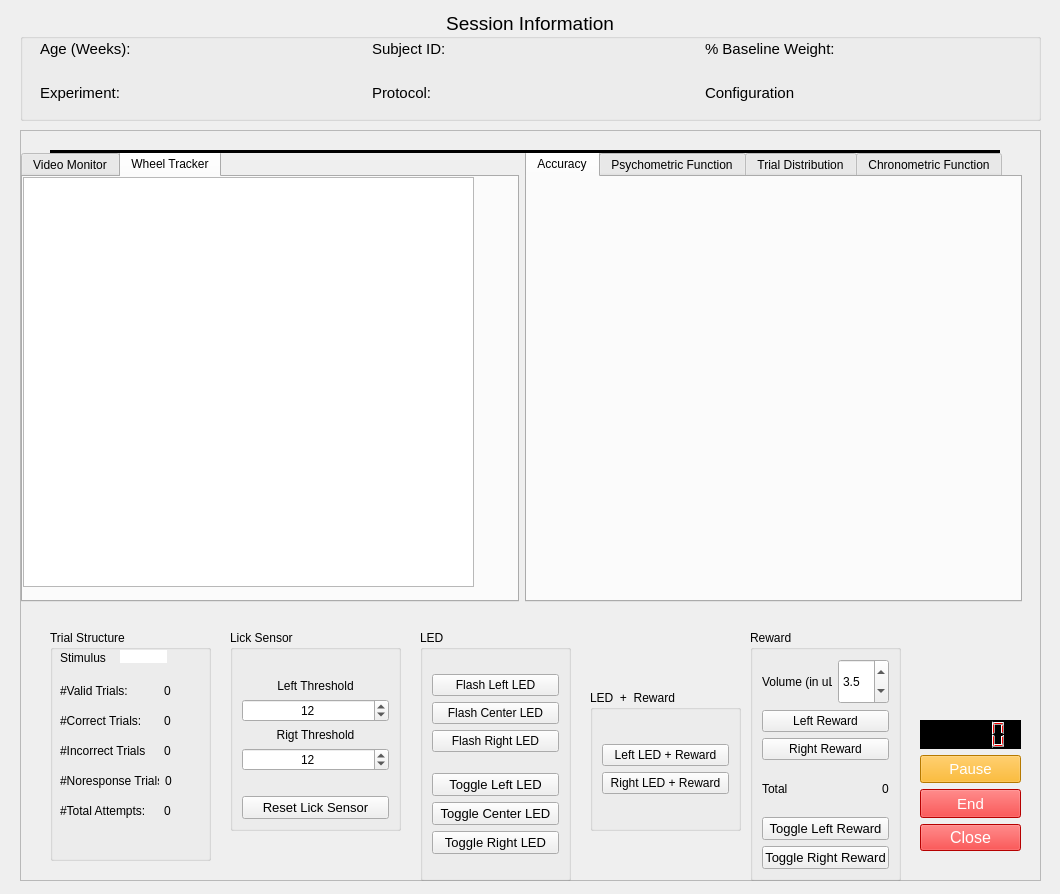
Qt form protocols/random_dot_motion/core/gui/rdk_rig.ui (vaibrainium/NeuRPi) before a commit.
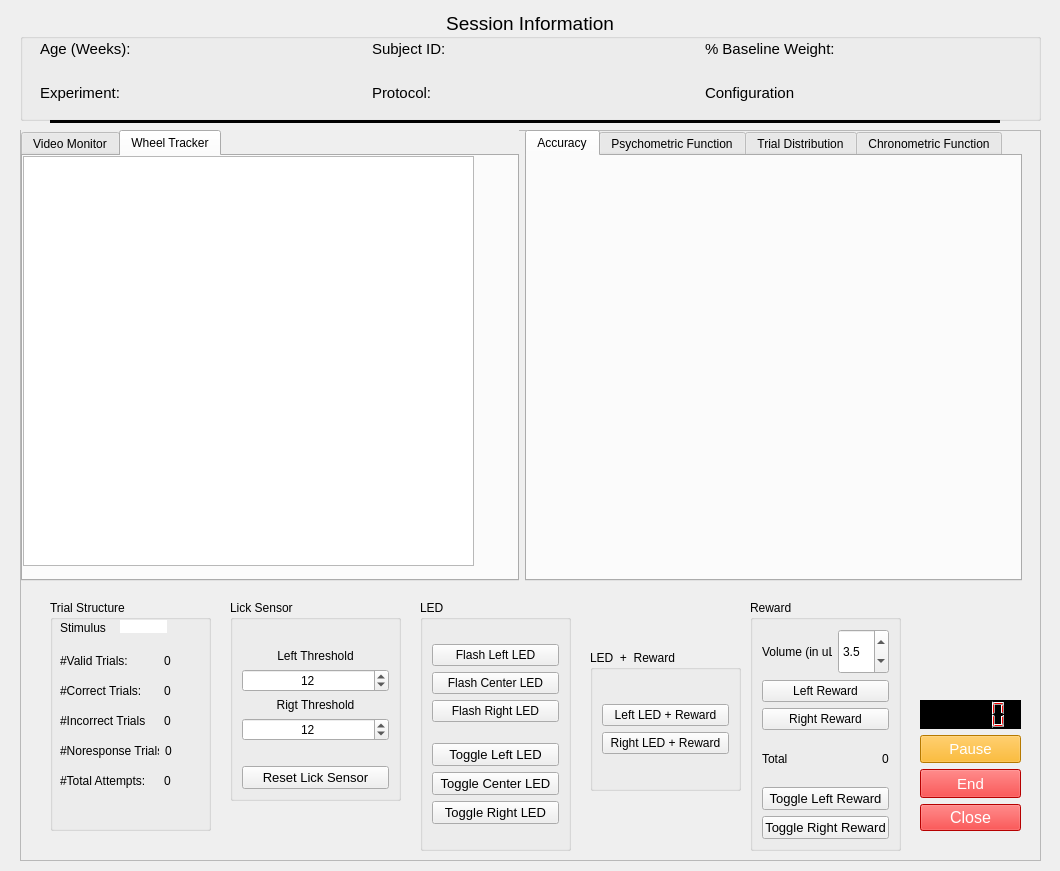
The same form after that commit. Custom widgets are drawn as their Qt base class.

Commit message: feat: reward and led functionality added independently and together

The edit to the form file:
```diff
--- a/protocols/random_dot_motion/core/gui/rdk_rig.ui
+++ b/protocols/random_dot_motion/core/gui/rdk_rig.ui
@@ -7,7 +7,7 @@
     <x>0</x>
     <y>0</y>
     <width>1060</width>
-    <height>894</height>
+    <height>871</height>
    </rect>
   </property>
   <property name="windowTitle">
@@ -19,7 +19,7 @@
      <x>20</x>
      <y>130</y>
      <width>1021</width>
-     <height>751</height>
+     <height>731</height>
     </rect>
    </property>
    <property name="frameShape">
@@ -32,7 +32,7 @@
     <property name="geometry">
      <rect>
       <x>30</x>
-      <y>500</y>
+      <y>470</y>
       <width>161</width>
       <height>231</height>
      </rect>
@@ -243,7 +243,7 @@
     <property name="geometry">
      <rect>
       <x>730</x>
-      <y>500</y>
+      <y>470</y>
       <width>151</width>
       <height>251</height>
      </rect>
@@ -379,7 +379,7 @@
     <property name="geometry">
      <rect>
       <x>900</x>
-      <y>590</y>
+      <y>570</y>
       <width>101</width>
       <height>131</height>
      </rect>
@@ -478,7 +478,7 @@
     <property name="geometry">
      <rect>
       <x>1</x>
-      <y>21</y>
+      <y>0</y>
       <width>1001</width>
       <height>451</height>
      </rect>
@@ -639,7 +639,7 @@
     <property name="geometry">
      <rect>
       <x>400</x>
-      <y>500</y>
+      <y>470</y>
       <width>151</width>
       <height>251</height>
      </rect>
@@ -719,7 +719,7 @@
     <property name="geometry">
      <rect>
       <x>210</x>
-      <y>500</y>
+      <y>470</y>
       <width>171</width>
       <height>201</height>
      </rect>
@@ -862,7 +862,7 @@
     <property name="geometry">
      <rect>
       <x>570</x>
-      <y>560</y>
+      <y>520</y>
       <width>151</width>
       <height>141</height>
      </rect>
@@ -1132,7 +1132,7 @@
    <property name="geometry">
     <rect>
      <x>50</x>
-     <y>140</y>
+     <y>110</y>
      <width>950</width>
      <height>23</height>
     </rect>
```
Left out of the diff: 2 changed lines with no effect on the pictures. The commit also changes 1 other file.
